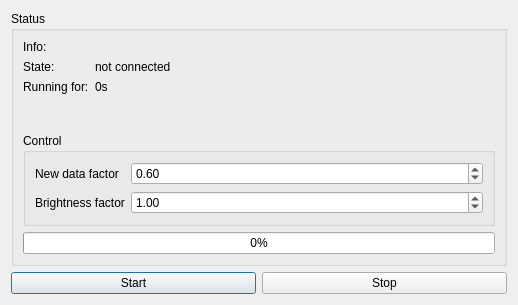
enra64/PalliLux, file ambilight-gui/controldialog.ui: the form before one commit.
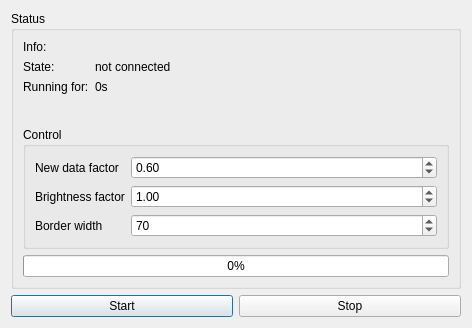
The form after the commit.

Commit message: added icons, provided means to access borderprovider for lib user, added gui controls for border width

Diff of the .ui file:
```diff
--- a/ambilight-gui/controldialog.ui
+++ b/ambilight-gui/controldialog.ui
@@ -6,8 +6,8 @@
    <rect>
     <x>0</x>
     <y>0</y>
-    <width>518</width>
-    <height>305</height>
+    <width>472</width>
+    <height>328</height>
    </rect>
   </property>
   <property name="sizePolicy">
@@ -118,6 +118,23 @@
            </property>
           </widget>
          </item>
+         <item row="2" column="0">
+          <widget class="QLabel" name="label_3">
+           <property name="text">
+            <string>Border width</string>
+           </property>
+          </widget>
+         </item>
+         <item row="2" column="1">
+          <widget class="QSpinBox" name="borderWidthSpinbox">
+           <property name="maximum">
+            <number>1000000</number>
+           </property>
+           <property name="value">
+            <number>70</number>
+           </property>
+          </widget>
+         </item>
         </layout>
        </widget>
       </item>
```
The commit also changes 15 other files.
